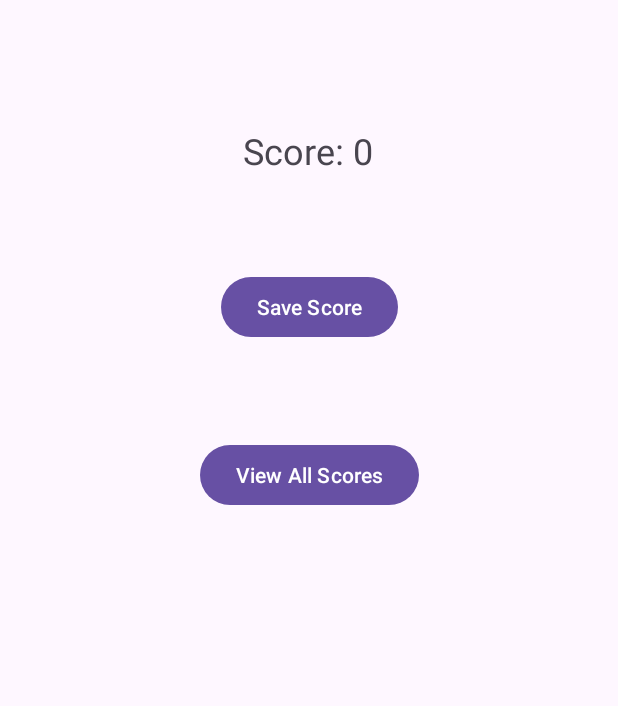
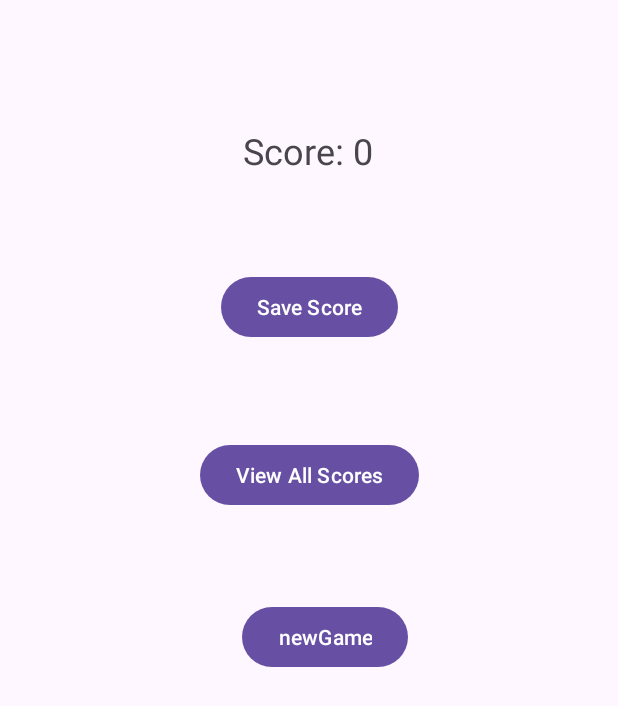
Before and after one commit to ediber/brickbreaker, an Android app: the AddResultActivity screen opened directly, with no data from a screen before it, on a phone screen of 412 x 824 dp. Shown: the top 706 px of the screen. Run offline under Robolectric (Android 15) with nearby library versions, the phone set to English and light mode, and no system bars; our stand-ins replace Firebase (no records; nobody signed in at launch, a user with empty details on screens opened directly).

Commit message:
added new game button

```diff
--- a/app/src/main/java/com/example/brickbreaker04/activities/AddResultActivity.java
+++ b/app/src/main/java/com/example/brickbreaker04/activities/AddResultActivity.java
@@ -22,6 +22,7 @@ public class AddResultActivity extends BaseActivity {
     private Button viewScoresButton;
     private int score;
     private FirebaseFirestore db;
+    private View newGameButton;
 
     @Override
     protected void onCreate(Bundle savedInstanceState) {
@@ -51,6 +52,7 @@ public class AddResultActivity extends BaseActivity {
         scoreTextView = findViewById(R.id.scoreTextView);
         saveButton = findViewById(R.id.saveButton);
         viewScoresButton = findViewById(R.id.viewScoresButton);
+        newGameButton = findViewById(R.id.newGameButton);
     }
 
     @Override
@@ -58,6 +60,16 @@ public class AddResultActivity extends BaseActivity {
         saveButton.setOnClickListener(v -> saveScore(score));
 
         viewScoresButton.setOnClickListener(v -> viewScores());
+
+        newGameButton.setOnClickListener(new View.OnClickListener() {
+            @Override
+            public void onClick(View view) {
+                Intent intent = new Intent(AddResultActivity.this, MainActivity.class);
+                intent.addFlags(Intent.FLAG_ACTIVITY_CLEAR_TOP | Intent.FLAG_ACTIVITY_NEW_TASK);
+                startActivity(intent);
+                finish();
+            }
+        });
     }
 
     private void saveScore(int score) {
--- a/app/src/main/res/layout/activity_add_result.xml
+++ b/app/src/main/res/layout/activity_add_result.xml
@@ -39,4 +39,14 @@
         app:layout_constraintStart_toStartOf="parent"
         app:layout_constraintTop_toBottomOf="@id/saveButton" />
 
+    <Button
+        android:id="@+id/newGameButton"
+        android:layout_width="wrap_content"
+        android:layout_height="wrap_content"
+        android:layout_marginStart="28dp"
+        android:layout_marginTop="60dp"
+        android:text="newGame"
+        app:layout_constraintStart_toStartOf="@+id/viewScoresButton"
+        app:layout_constraintTop_toBottomOf="@+id/viewScoresButton" />
+
 </androidx.constraintlayout.widget.ConstraintLayout>
```
